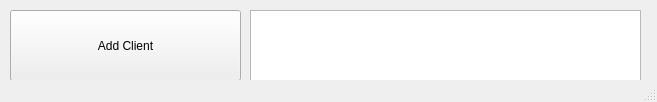
RadoslawDebinski/RS232, file addClient.ui: the form before one commit.
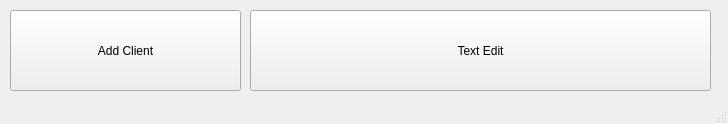
The form after the commit.

What changed in the file:
```diff
--- a/addClient.ui
+++ b/addClient.ui
@@ -6,8 +6,8 @@
    <rect>
     <x>0</x>
     <y>0</y>
-    <width>657</width>
-    <height>102</height>
+    <width>728</width>
+    <height>124</height>
    </rect>
   </property>
   <property name="windowTitle">
@@ -20,22 +20,25 @@
       <x>10</x>
       <y>10</y>
       <width>231</width>
-      <height>71</height>
+      <height>81</height>
      </rect>
     </property>
     <property name="text">
      <string>Add Client</string>
     </property>
    </widget>
-   <widget class="QTextEdit" name="textEdit">
+   <widget class="QPushButton" name="pushButton_2">
     <property name="geometry">
      <rect>
       <x>250</x>
       <y>10</y>
-      <width>391</width>
-      <height>71</height>
+      <width>461</width>
+      <height>81</height>
      </rect>
     </property>
+    <property name="text">
+     <string>Text Edit</string>
+    </property>
    </widget>
   </widget>
   <widget class="QStatusBar" name="statusbar"/>
```
